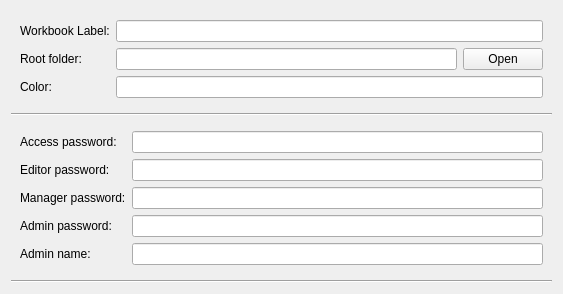
Old version of the form resources/workbook_creation.ui in the repository lesca-research/piccel.
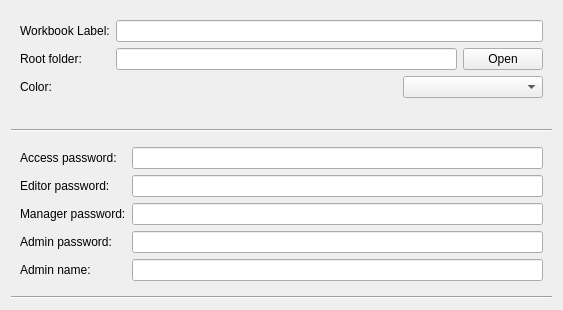
New version of the form.

Commit message: Allow sheet plugin to be invalid. Add warnings about it in UI. Add workbook color. Better tab management. Improve selector startup screen and access screen. Form editor: Add edition of generator property, add other choice. Improve handling of dashboard errors. Improve icons and UI.

```diff
--- a/resources/workbook_creation.ui
+++ b/resources/workbook_creation.ui
@@ -7,7 +7,7 @@
     <x>0</x>
     <y>0</y>
     <width>563</width>
-    <height>288</height>
+    <height>310</height>
    </rect>
   </property>
   <property name="windowTitle">
@@ -68,16 +68,60 @@
         </layout>
        </widget>
       </item>
-      <item row="2" column="0">
-       <widget class="QLabel" name="label_3">
+      <item row="3" column="1">
+       <widget class="QFrame" name="frame_2">
+        <property name="frameShape">
+         <enum>QFrame::NoFrame</enum>
+        </property>
+        <property name="frameShadow">
+         <enum>QFrame::Raised</enum>
+        </property>
+        <layout class="QHBoxLayout" name="horizontalLayout_2">
+         <property name="leftMargin">
+          <number>0</number>
+         </property>
+         <property name="topMargin">
+          <number>0</number>
+         </property>
+         <property name="rightMargin">
+          <number>0</number>
+         </property>
+         <property name="bottomMargin">
+          <number>0</number>
+         </property>
+         <item>
+          <widget class="QLabel" name="color_label">
+           <property name="sizePolicy">
+            <sizepolicy hsizetype="Preferred" vsizetype="Preferred">
+             <horstretch>2</horstretch>
+             <verstretch>0</verstretch>
+            </sizepolicy>
+           </property>
+           <property name="text">
+            <string>                                     </string>
+           </property>
+          </widget>
+         </item>
+         <item>
+          <widget class="QComboBox" name="colorComboBox">
+           <property name="sizePolicy">
+            <sizepolicy hsizetype="Preferred" vsizetype="Fixed">
+             <horstretch>1</horstretch>
+             <verstretch>0</verstretch>
+            </sizepolicy>
+           </property>
+          </widget>
+         </item>
+        </layout>
+       </widget>
+      </item>
+      <item row="3" column="0">
+       <widget class="QLabel" name="colorLabel">
         <property name="text">
          <string>Color:</string>
         </property>
        </widget>
       </item>
-      <item row="2" column="1">
-       <widget class="QLineEdit" name="color_lineEdit"/>
-      </item>
      </layout>
     </widget>
    </item>
```
The commit also changes 24 other files.
